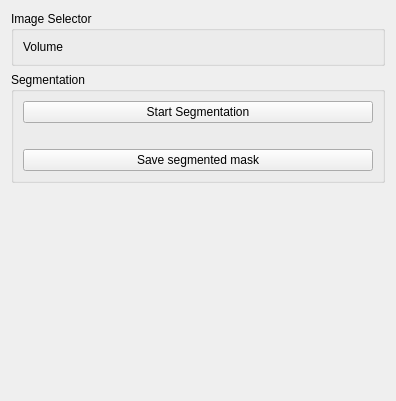
Old version of the form UltrasoundAI/BreastLesionSegmentation/Resources/UI/BreastLesionSegmentation.ui in the repository EBATINCA/UltrasoundAI.
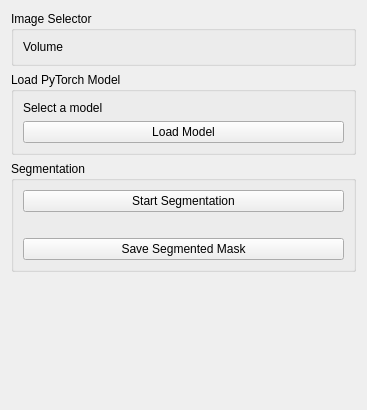
New version of the form. Custom widgets are drawn as their Qt base class.

Commit message:
PERF: Add a button to load the model
Load a default model if the user have not selected a model file path
#1

What changed in the file:
```diff
--- a/UltrasoundAI/BreastLesionSegmentation/Resources/UI/BreastLesionSegmentation.ui
+++ b/UltrasoundAI/BreastLesionSegmentation/Resources/UI/BreastLesionSegmentation.ui
@@ -6,8 +6,8 @@
    <rect>
     <x>0</x>
     <y>0</y>
-    <width>396</width>
-    <height>401</height>
+    <width>367</width>
+    <height>410</height>
    </rect>
   </property>
   <layout class="QVBoxLayout" name="verticalLayout">
@@ -46,6 +46,32 @@
      </layout>
     </widget>
    </item>
+   <item>
+    <widget class="QGroupBox" name="groupBox_3">
+     <property name="title">
+      <string>Load PyTorch Model</string>
+     </property>
+     <layout class="QFormLayout" name="formLayout">
+      <item row="1" column="1">
+       <widget class="ctkPathLineEdit" name="modelPathEdit"/>
+      </item>
+      <item row="1" column="0">
+       <widget class="QLabel" name="label_2">
+        <property name="text">
+         <string>Select a model</string>
+        </property>
+       </widget>
+      </item>
+      <item row="2" column="0" colspan="2">
+       <widget class="QPushButton" name="loadModelButton">
+        <property name="text">
+         <string>Load Model</string>
+        </property>
+       </widget>
+      </item>
+     </layout>
+    </widget>
+   </item>
    <item>
     <widget class="QGroupBox" name="groupBox_2">
      <property name="title">
@@ -75,7 +101,7 @@
       <item>
        <widget class="QPushButton" name="saveMaskButton">
         <property name="text">
-         <string>Save segmented mask</string>
+         <string>Save Segmented Mask</string>
         </property>
        </widget>
       </item>
@@ -98,6 +124,11 @@
   </layout>
  </widget>
  <customwidgets>
+  <customwidget>
+   <class>ctkPathLineEdit</class>
+   <extends>QWidget</extends>
+   <header>ctkPathLineEdit.h</header>
+  </customwidget>
   <customwidget>
    <class>qMRMLNodeComboBox</class>
    <extends>QWidget</extends>
```
The commit also changes 1 other file.
